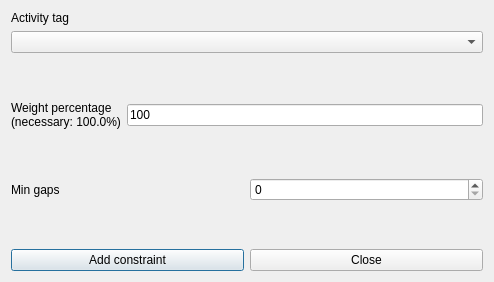
This is fet/src/interface/addconstraintteachersmingapsbetweenactivitytagform_template.ui in vonmecheln/fet as Qt 5 draws it before an edit. The edited form follows.
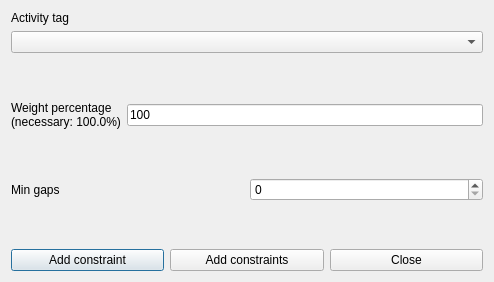
This is the edited form.

Patch:
```diff
--- a/fet/src/interface/addconstraintteachersmingapsbetweenactivitytagform_template.ui
+++ b/fet/src/interface/addconstraintteachersmingapsbetweenactivitytagform_template.ui
@@ -155,6 +155,13 @@
        </property>
       </widget>
      </item>
+     <item>
+      <widget class="QPushButton" name="addConstraintsPushButton">
+       <property name="text">
+        <string>Add constraints</string>
+       </property>
+      </widget>
+     </item>
      <item>
       <widget class="QPushButton" name="closePushButton">
        <property name="text">
```
